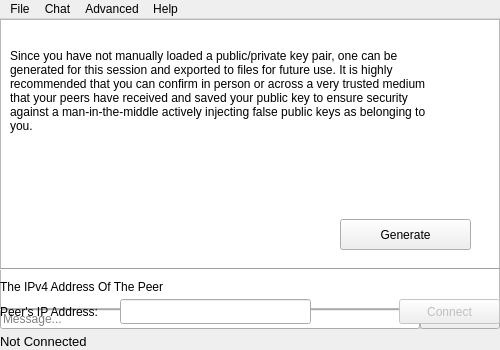
Qt form mainwindow.ui (ryco117/CryptoChatUI) before a commit.
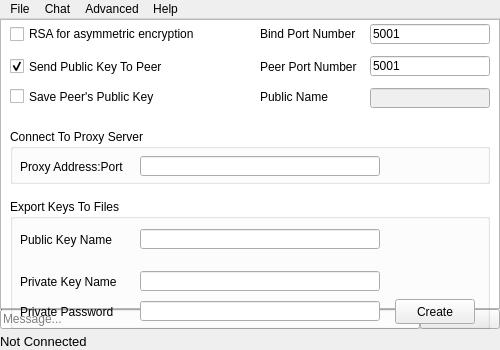
The same form after that commit.

Patch:
```diff
--- a/mainwindow.ui
+++ b/mainwindow.ui
@@ -124,7 +124,7 @@
       <bool>false</bool>
      </property>
      <property name="maxLength">
-      <number>15</number>
+      <number>50</number>
      </property>
     </widget>
     <widget class="QPushButton" name="ConnectButton">
@@ -133,9 +133,9 @@
      </property>
      <property name="geometry">
       <rect>
-       <x>399</x>
+       <x>370</x>
        <y>280</y>
-       <width>101</width>
+       <width>100</width>
        <height>25</height>
       </rect>
      </property>
@@ -174,8 +174,8 @@
       <rect>
        <x>340</x>
        <y>200</y>
-       <width>131</width>
-       <height>31</height>
+       <width>130</width>
+       <height>30</height>
       </rect>
      </property>
      <property name="text">
@@ -367,9 +367,9 @@
      <property name="geometry">
       <rect>
        <x>10</x>
-       <y>0</y>
-       <width>160</width>
-       <height>30</height>
+       <y>65</y>
+       <width>170</width>
+       <height>25</height>
       </rect>
      </property>
      <property name="text">
@@ -377,16 +377,19 @@
      </property>
     </widget>
     <widget class="QCheckBox" name="SendPublicCB">
+     <property name="enabled">
+      <bool>true</bool>
+     </property>
      <property name="geometry">
       <rect>
        <x>10</x>
        <y>35</y>
-       <width>160</width>
+       <width>170</width>
        <height>25</height>
       </rect>
      </property>
      <property name="text">
-      <string>Send Peer Public Key</string>
+      <string>Send Public Key To Peer</string>
      </property>
      <property name="checked">
       <bool>true</bool>
@@ -410,7 +413,7 @@
      <widget class="QLineEdit" name="MyPrivateLocLine">
       <property name="geometry">
        <rect>
-        <x>120</x>
+        <x>130</x>
         <y>72</y>
         <width>240</width>
         <height>20</height>
@@ -459,7 +462,7 @@
      <widget class="QLineEdit" name="MyPublicLocLine">
       <property name="geometry">
        <rect>
-        <x>120</x>
+        <x>130</x>
         <y>30</y>
         <width>240</width>
         <height>20</height>
@@ -469,7 +472,7 @@
      <widget class="QLineEdit" name="MyPrivatePassLine">
       <property name="geometry">
        <rect>
-        <x>120</x>
+        <x>130</x>
         <y>102</y>
         <width>240</width>
         <height>20</height>
@@ -482,7 +485,7 @@
      <widget class="QPushButton" name="CreateKeysButton">
       <property name="geometry">
        <rect>
-        <x>380</x>
+        <x>385</x>
         <y>100</y>
         <width>80</width>
         <height>25</height>
@@ -499,43 +502,46 @@
      </property>
      <property name="geometry">
       <rect>
-       <x>270</x>
-       <y>5</y>
-       <width>220</width>
+       <x>370</x>
+       <y>69</y>
+       <width>120</width>
        <height>20</height>
       </rect>
      </property>
     </widget>
-    <widget class="QLabel" name="PortNumberLabel">
+    <widget class="QLabel" name="PeerPortNumberLabel">
      <property name="geometry">
       <rect>
-       <x>190</x>
+       <x>260</x>
        <y>35</y>
-       <width>80</width>
+       <width>110</width>
        <height>25</height>
       </rect>
      </property>
      <property name="text">
-      <string>Port Number</string>
+      <string>Peer Port Number</string>
      </property>
     </widget>
-    <widget class="QLineEdit" name="PortLine">
+    <widget class="QLineEdit" name="PeerPortLine">
      <property name="geometry">
       <rect>
-       <x>270</x>
+       <x>370</x>
        <y>37</y>
-       <width>220</width>
+       <width>120</width>
        <height>20</height>
       </rect>
      </property>
+     <property name="text">
+      <string>5001</string>
+     </property>
     </widget>
     <widget class="QLabel" name="PeerPublicKeyNameLabel">
      <property name="geometry">
       <rect>
-       <x>190</x>
-       <y>0</y>
-       <width>80</width>
-       <height>30</height>
+       <x>260</x>
+       <y>65</y>
+       <width>110</width>
+       <height>25</height>
       </rect>
      </property>
      <property name="text">
@@ -546,13 +552,13 @@
      <property name="geometry">
       <rect>
        <x>10</x>
-       <y>72</y>
-       <width>331</width>
-       <height>25</height>
+       <y>0</y>
+       <width>210</width>
+       <height>30</height>
       </rect>
      </property>
      <property name="text">
-      <string>Use RSA instead of ECC for asymmetric encryption</string>
+      <string>RSA for asymmetric encryption</string>
      </property>
     </widget>
     <widget class="QGroupBox" name="ProxySettingsGroup">
@@ -575,25 +581,54 @@
        <rect>
         <x>10</x>
         <y>20</y>
-        <width>150</width>
+        <width>120</width>
         <height>35</height>
        </rect>
       </property>
       <property name="text">
-       <string>Proxy IPv4 Address:Port</string>
+       <string>Proxy Address:Port</string>
       </property>
      </widget>
      <widget class="QLineEdit" name="ProxyAddrLine">
       <property name="geometry">
        <rect>
-        <x>160</x>
+        <x>130</x>
         <y>27</y>
-        <width>200</width>
+        <width>240</width>
         <height>20</height>
        </rect>
       </property>
+      <property name="text">
+       <string/>
+      </property>
      </widget>
     </widget>
+    <widget class="QLabel" name="BindPortNumberLabel">
+     <property name="geometry">
+      <rect>
+       <x>260</x>
+       <y>0</y>
+       <width>110</width>
+       <height>30</height>
+      </rect>
+     </property>
+     <property name="text">
+      <string>Bind Port Number</string>
+     </property>
+    </widget>
+    <widget class="QLineEdit" name="BindPortLine">
+     <property name="geometry">
+      <rect>
+       <x>370</x>
+       <y>5</y>
+       <width>120</width>
+       <height>20</height>
+      </rect>
+     </property>
+     <property name="text">
+      <string>5001</string>
+     </property>
+    </widget>
    </widget>
    <widget class="QLabel" name="StatusLabel">
     <property name="geometry">
@@ -617,12 +652,12 @@
     </property>
    </widget>
    <zorder>LoadMyKeysWidget</zorder>
-   <zorder>OptionsWidget</zorder>
+   <zorder>ConnectSettingsWidget</zorder>
    <zorder>SendText</zorder>
    <zorder>SendButton</zorder>
    <zorder>StatusLabel</zorder>
    <zorder>ReceiveText</zorder>
-   <zorder>ConnectSettingsWidget</zorder>
+   <zorder>OptionsWidget</zorder>
   </widget>
   <widget class="QMenuBar" name="menuBar">
    <property name="geometry">
@@ -648,7 +683,9 @@
      <string>Help</string>
     </property>
     <addaction name="actionHelp"/>
+    <addaction name="separator"/>
     <addaction name="actionAbout"/>
+    <addaction name="actionLicense"/>
    </widget>
    <widget class="QMenu" name="menuAdvanced">
     <property name="title">
@@ -715,6 +752,11 @@
     <string>Disconnect</string>
    </property>
   </action>
+  <action name="actionLicense">
+   <property name="text">
+    <string>License</string>
+   </property>
+  </action>
  </widget>
  <layoutdefault spacing="6" margin="11"/>
  <resources/>
```
